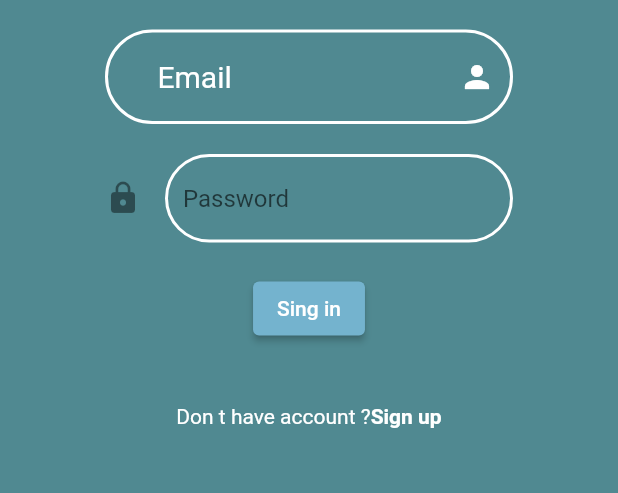
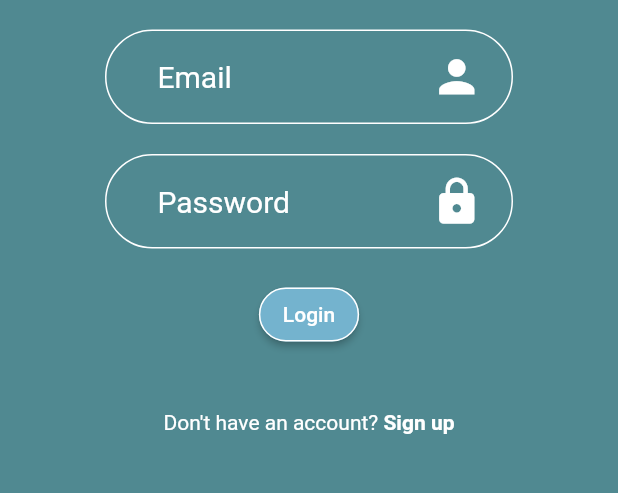
Before and after one commit to Eciric/Clinico, a Flutter app: the screen it shows after launch, on a phone screen of 412 x 824 dp, the part 461-954 px from its top. Run offline on Flutter 3.47's test engine with Material 2 defaults, Android fonts, the phone set to English and light mode, and no system bars; our stand-ins replace cloud_firestore, firebase_auth, firebase_core, flutter_spinkit; accounts and stored records are empty.

Commit message:
Login design, almost done

```diff
--- a/lib/screens/authenticate/sign_in.dart
+++ b/lib/screens/authenticate/sign_in.dart
@@ -67,23 +67,12 @@ class _SignInState extends State<SignIn> {
                       TextFormField(
                         style: TextStyle(color: Colors.white, fontSize: 20),
                         decoration: MyDecoration.textInputDecoration.copyWith(
-                            hintText: 'Email',
-                            hintStyle:
-                                TextStyle(color: Colors.white, fontSize: 20),
-                            contentPadding: EdgeInsets.symmetric(
-                                vertical: 20, horizontal: 35),
-                            //contentPadding: const EdgeInsets.all(20.0),
-                            fillColor: Color(0x508991),
-                            suffixIcon: Icon(
-                              Icons.person,
-                              color: Colors.white,
-                            ),
-                            //icon: Icon(Icons.person),
-                            enabledBorder: OutlineInputBorder(
-                              borderSide:
-                                  BorderSide(width: 2, color: Colors.white),
-                              borderRadius: BorderRadius.circular(90),
-                            )),
+                          hintText: 'Email',
+                          suffixIcon: Padding(
+                              padding: EdgeInsets.symmetric(horizontal: 20),
+                              child: Icon(Icons.person,
+                                  color: Colors.white, size: 35.0)),
+                        ),
                         validator: (val) => val.isEmpty ? 'Type email' : null,
                         onChanged: (val) {
                           setState(() => email = val);
@@ -91,15 +80,14 @@ class _SignInState extends State<SignIn> {
                       ),
                       SizedBox(height: 20.0),
                       TextFormField(
+                        style: TextStyle(color: Colors.white, fontSize: 20),
                         decoration: MyDecoration.textInputDecoration.copyWith(
-                            hintText: 'Password',
-                            fillColor: Color(0x508991),
-                            icon: Icon(Icons.lock),
-                            enabledBorder: OutlineInputBorder(
-                              borderSide:
-                                  BorderSide(width: 2, color: Colors.white),
-                              borderRadius: BorderRadius.circular(90),
-                            )),
+                          hintText: 'Password',
+                          suffixIcon: Padding(
+                              padding: EdgeInsets.symmetric(horizontal: 20),
+                              child: Icon(Icons.lock,
+                                  color: Colors.white, size: 35.0)),
+                        ),
                         obscureText: true,
                         validator: (val) =>
                             val.length < 6 ? 'Password 6+ char' : null,
@@ -111,12 +99,23 @@ class _SignInState extends State<SignIn> {
                         height: 20.0,
                       ),
                       ElevatedButton(
-                        style: ButtonStyle(
-                          backgroundColor:
-                              MaterialStateProperty.all(MyColors.darkSkyBlue),
-                        ),
+                        style: /* ElevatedButton.styleFrom(
+                            minimumSize: const Size(200, 50),
+                            maximumSize: const Size(200, 50),
+                            background), */
+                            ButtonStyle(
+                                backgroundColor: MaterialStateProperty.all(
+                                    MyColors.darkSkyBlue),
+                                shape: MaterialStateProperty.all(
+                                    RoundedRectangleBorder(
+                                        side: BorderSide(
+                                            color: Colors.white,
+                                            width: 1,
+                                            style: BorderStyle.solid),
+                                        borderRadius:
+                                            BorderRadius.circular(90.0)))),
                         child: Text(
-                          'Sing in',
+                          'Login',
                           style: TextStyle(color: Colors.white),
                         ),
                         onPressed: () async {
@@ -150,7 +149,7 @@ class _SignInState extends State<SignIn> {
                         mainAxisAlignment: MainAxisAlignment.center,
                         children: <Widget>[
                           Text(
-                            'Don t have account ?',
+                            "Don't have an account? ",
                             style: TextStyle(color: Colors.white),
                           ),
                           GestureDetector(
--- a/lib/style/colors.dart
+++ b/lib/style/colors.dart
@@ -1,6 +1,6 @@
 import 'package:flutter/material.dart';
 
-abstract class MyColors{
+abstract class MyColors {
   static var error = Colors.red;
   static var darkSkyBlue = Color.fromRGBO(116, 179, 206, 1);
   static var steelTeal = Color.fromRGBO(80, 137, 145, 1);
--- a/lib/style/inputdecoration.dart
+++ b/lib/style/inputdecoration.dart
@@ -1,16 +1,17 @@
 import 'package:flutter/material.dart';
 import 'package:clinico/style/colors.dart';
 
-abstract class MyDecoration{
+abstract class MyDecoration {
   static var textInputDecoration = InputDecoration(
-    fillColor: MyColors.darkSkyBlue,
+    hintStyle: TextStyle(color: Colors.white, fontSize: 20),
+    fillColor: MyColors.steelTeal,
     filled: true,
+    contentPadding: EdgeInsets.symmetric(vertical: 20, horizontal: 35),
     enabledBorder: OutlineInputBorder(
-      borderSide: BorderSide(color: MyColors.darkSkyBlue,width: 2.0),
-      borderRadius: BorderRadius.circular(45.0),
-    ),
+        borderSide: BorderSide(width: 1, color: Colors.white),
+        borderRadius: BorderRadius.circular(90)),
     focusedBorder: OutlineInputBorder(
-      borderSide: BorderSide(color: Colors.white,width: 2.0),
+      borderSide: BorderSide(color: Colors.white, width: 2.0),
       borderRadius: BorderRadius.circular(45.0),
     ),
   );
```
